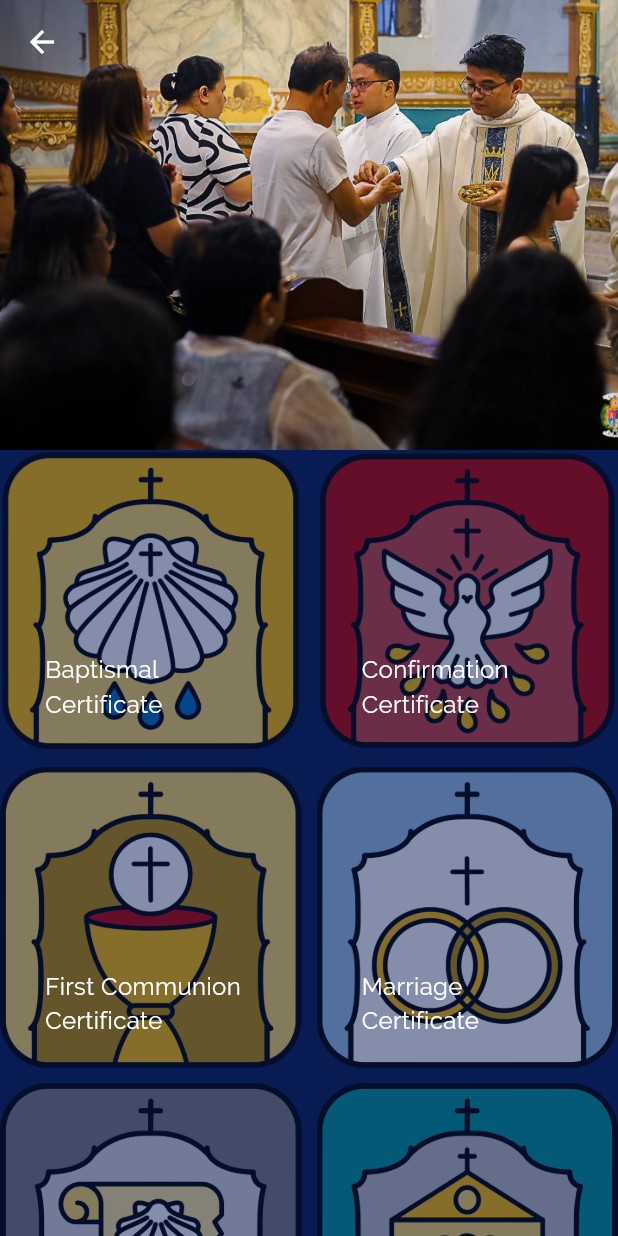
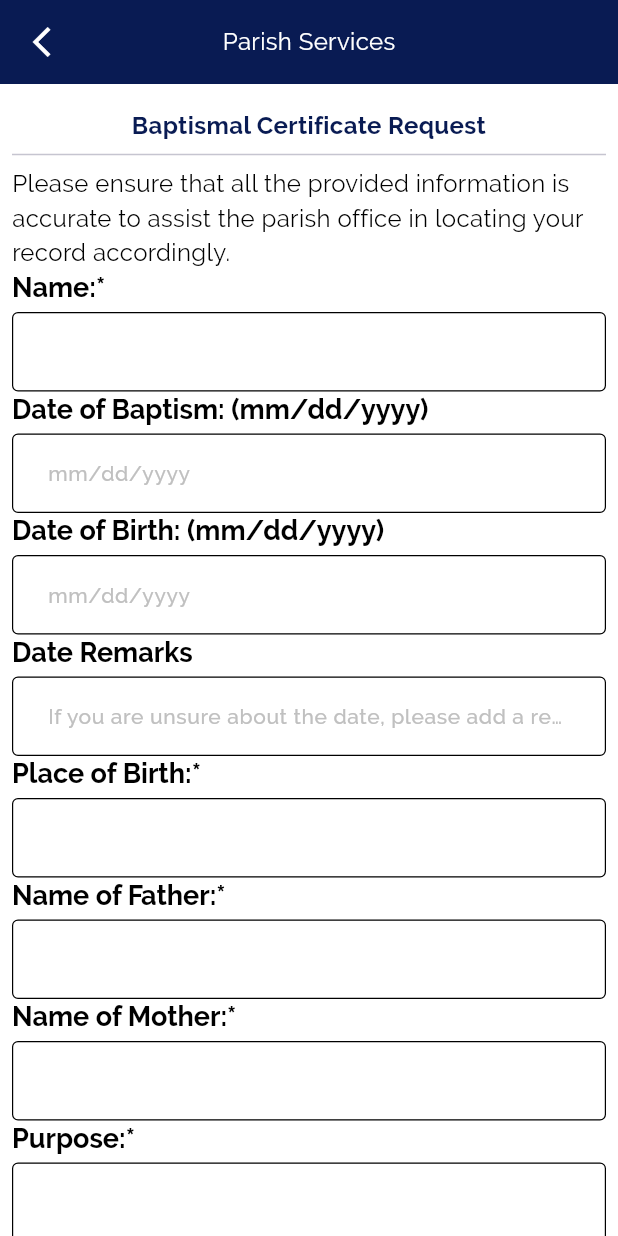
Before and after one commit to mriakshmruy/Sampiro, a Flutter app: the ServicesView screen opened directly, after a tap on "Baptismal Certificate", on a phone screen of 412 x 824 dp. Run offline on Flutter 3.47's test engine with Material 3 defaults, Android fonts, the light colour scheme and no system bars; drawn by our look-alikes of auto_size_text; our stand-ins replace auto_route, bloc, cloud_firestore, flutter_bloc, flutter_multi_formatter, flutter_svg and 5 more; accounts and stored records are empty; generated files the repository leaves out were written again.

```diff
--- a/lib/core/routes/app_router.dart
+++ b/lib/core/routes/app_router.dart
@@ -9,6 +9,7 @@ import 'package:sampiro/features/more/presentation/pages/more_page.dart';
 import 'package:sampiro/features/prayers/data/models/prayers_model.dart';
 import 'package:sampiro/features/prayers/presentation/pages/prayers_information_page.dart';
 import 'package:sampiro/features/prayers/presentation/pages/prayers_page.dart';
+import 'package:sampiro/features/services/presentation/pages/baptismal_certificate_page.dart';
 import 'package:sampiro/features/services/presentation/pages/services_page.dart';
 import 'package:sampiro/features/updates/presentation/pages/updates_page.dart';
 
@@ -57,5 +58,10 @@ class AppRouter extends RootStackRouter {
       path: '/prayers-info',
       page: PrayersInformationRoute.page,
     ),
+
+    AutoRoute(
+      path: '/baptismal-cert',
+      page: BaptismalCertificateRoute.page,
+    ),
   ];
 }
--- /dev/null
+++ b/lib/core/utils/input_formatter.dart
@@ -0,0 +1,6 @@
+import 'package:flutter_multi_formatter/flutter_multi_formatter.dart';
+
+final monthDateYearFormatter = MaskedInputFormatter(
+  '##/##/####',
+  allowedCharMatcher: RegExp('[0-9]'),
+);
--- a/lib/features/prayers/presentation/widgets/prayers_view.dart
+++ b/lib/features/prayers/presentation/widgets/prayers_view.dart
@@ -64,6 +64,7 @@ class _PrayersViewState extends State<PrayersView> {
                     ),
             ),
           ),
+
           SliverGrid.builder(
             gridDelegate: const SliverGridDelegateWithFixedCrossAxisCount(
               crossAxisCount: 2,
--- a/lib/features/services/presentation/bloc/services_event.dart
+++ b/lib/features/services/presentation/bloc/services_event.dart
@@ -3,4 +3,15 @@ part of 'services_bloc.dart';
 @freezed
 abstract class ServicesEvent with _$ServicesEvent {
   const factory ServicesEvent.started({required ServicesStatus status}) = ServicesStarted;
+  const factory ServicesEvent.fieldNameChanged(String fieldName) = ServicesFieldNameChanged;
+  const factory ServicesEvent.fieldDateChanged(String fieldDate) = ServicesFieldDateChanged;
+  const factory ServicesEvent.fieldDateOfBirthChanged(String fieldDateOfBirth) = ServicesFieldDateOfBirthChanged;
+  const factory ServicesEvent.remarks(String remarks) = ServicesRemarksChanged;
+  const factory ServicesEvent.placeOfBirthChanged(String placeOfBirth) = ServicesPlaceOfBirthChanged;
+  const factory ServicesEvent.nameOfFatherChanged(String nameOfFather) = ServicesNameOfFatherChanged;
+  const factory ServicesEvent.nameOfMotherChanged(String nameOfMother) = ServicesNameOfMotherChanged;
+  const factory ServicesEvent.purposeChanged(String purpose) = ServicesPurposeChanged;
+  const factory ServicesEvent.dateOfBaptismChanged(String dateOfBaptism) = ServicesDateOfBaptismChanged;
+  const factory ServicesEvent.mobileNoChanged(String mobileNo) = ServicesMobileNoChanged;
+  const factory ServicesEvent.emailAddressChanged(String emailAddress) = ServicesEmailAddressChanged;
 }
--- a/lib/features/services/presentation/bloc/services_state.dart
+++ b/lib/features/services/presentation/bloc/services_state.dart
@@ -6,6 +6,29 @@ enum ServicesStatus { none, loading, successful, failed }
 abstract class ServicesState with _$ServicesState {
   const factory ServicesState({
     @Default(ServicesStatus.none) ServicesStatus status,
+    @Default('') String fieldName,
+    @Default('') String fieldDate,
+    @Default('') String fieldDateOfBirth,
+    @Default('') String placeOfBirth,
+    @Default('') String nameOfFather,
+    @Default('') String nameOfMother,
+    @Default('') String remarks,
+    @Default('') String purpose,
+    @Default('') String dateOfBaptism,
+    @Default('') String mobileNo,
+    @Default('') String emailAddress,
   }) = _ServicesState;
   const ServicesState._();
+
+  bool get isNameValid {
+    return fieldName.length > 3;
+  }
+
+  bool get isFieldDateValid {
+    return fieldDate.length == 10;
+  }
+
+  bool get isFieldDateOfBirthValid {
+    return fieldDateOfBirth.length == 10;
+  }
 }
--- /dev/null
+++ b/lib/features/services/presentation/pages/baptismal_certificate_page.dart
@@ -0,0 +1,18 @@
+import 'package:auto_route/auto_route.dart';
+import 'package:flutter/material.dart';
+import 'package:sampiro/features/dashboard/presentation/bloc/bloc.dart';
+import 'package:sampiro/features/services/presentation/bloc/services_bloc.dart';
+import 'package:sampiro/features/services/presentation/widgets/baptismal_certificate_view.dart';
+
+@RoutePage()
+class BaptismalCertificatePage extends StatelessWidget {
+  const BaptismalCertificatePage({super.key});
+
+  @override
+  Widget build(BuildContext context) {
+    return BlocProvider(
+      create: (_) => ServicesBloc(),
+      child: const BaptismalCertificateView(),
+    );
+  }
+}
--- /dev/null
+++ b/lib/features/services/presentation/widgets/baptismal_certificate_view.dart
@@ -0,0 +1,140 @@
+import 'package:auto_route/auto_route.dart';
+import 'package:flutter/material.dart';
+import 'package:flutter/services.dart';
+import 'package:sampiro/core/routes/app_router.dart';
+import 'package:sampiro/core/utils/input_formatter.dart';
+import 'package:sampiro/core/widgets/sampiro_text_field.dart';
+import 'package:sampiro/features/dashboard/presentation/bloc/bloc.dart';
+import 'package:sampiro/features/services/presentation/bloc/services_bloc.dart';
+import 'package:sampiro/l10n/l10n.dart';
+
+class BaptismalCertificateView extends StatelessWidget {
+  const BaptismalCertificateView({super.key});
+
+  @override
+  Widget build(BuildContext context) {
+    final bloc = context.read<ServicesBloc>();
+    final l10n = context.l10n;
+    final theme = Theme.of(context);
+    return Scaffold(
+      appBar: AppBar(
+        title: Text(
+          l10n.parishServices,
+          style: theme.textTheme.bodyMedium?.copyWith(color: theme.colorScheme.surface),
+        ),
+        centerTitle: true,
+        leading: AppBar(
+          leading: IconButton(
+            icon: const Icon(Icons.arrow_back_ios_outlined),
+            onPressed: () {
+              context.router.push(const ServicesRoute());
+            },
+          ),
+        ),
+      ),
+      body: ListView(
+        padding: const EdgeInsets.symmetric(vertical: 16, horizontal: 8),
+        children: [
+          Text(
+            textAlign: TextAlign.center,
+            l10n.baptismalCertificateRequest,
+            style: theme.textTheme.bodyMedium?.copyWith(
+              color: theme.colorScheme.primary,
+              fontWeight: FontWeight.bold,
+            ),
+          ),
+          const Divider(),
+          Text(l10n.top),
+
+          BlocBuilder<ServicesBloc, ServicesState>(
+            buildWhen: (previous, current) => previous.fieldName != current.fieldName,
+            builder: (context, state) {
+              return SampiroTextField(
+                isValid: state.isNameValid,
+                label: l10n.name1,
+                textCapitalization: TextCapitalization.words,
+                onChanged: (fieldName) {
+                  bloc.add(ServicesFieldNameChanged(fieldName));
+                },
+              );
+            },
+          ),
+          BlocBuilder<ServicesBloc, ServicesState>(
+            buildWhen: (previous, current) => previous.fieldDate != current.fieldDate,
+            builder: (context, state) {
+              return SampiroTextField(
+                isValid: state.isFieldDateValid,
+                label: l10n.dateOfBaptism,
+                keyboardType: TextInputType.number,
+                hintText: l10n.mmddyyyy,
+                onChanged: (fieldDate) {
+                  bloc.add(ServicesEvent.fieldDateChanged(fieldDate));
+                },
+                inputFormatters: [
+                  monthDateYearFormatter,
+                ],
+              );
+            },
+          ),
+          BlocBuilder<ServicesBloc, ServicesState>(
+            buildWhen: (previous, current) => previous.fieldDateOfBirth != current.fieldDateOfBirth,
+            builder: (context, state) {
+              return SampiroTextField(
+                isValid: state.isFieldDateOfBirthValid,
+                label: l10n.dateOfBirth,
+                keyboardType: TextInputType.number,
+                hintText: l10n.mmddyyyy,
+                onChanged: (fieldDateOfBirth) {
+                  bloc.add(ServicesEvent.fieldDateOfBirthChanged(fieldDateOfBirth));
+                },
+                inputFormatters: [
+                  monthDateYearFormatter,
+                ],
+              );
+            },
+          ),
+          SampiroTextField(
+            label: l10n.dateRemarks,
+            hintText: l10n.remarks,
+          ),
+          BlocBuilder<ServicesBloc, ServicesState>(
+            buildWhen: (previous, current) => previous.placeOfBirth != current.placeOfBirth,
+            builder: (context, state) {
+              return SampiroTextField(
+                label: l10n.placeOfBirth,
+              );
+            },
+          ),
+          SampiroTextField(
+            label: l10n.nameOfFather,
+          ),
+          SampiroTextField(
+            label: l10n.nameOfMother,
+          ),
+          SampiroTextField(
+            label: l10n.purpose,
+          ),
+          SampiroTextField(
+            label: l10n.dateOfBaptism,
+          ),
+          SampiroTextField(
+            label: l10n.mobileNo,
+            keyboardType: TextInputType.number,
+            inputFormatters: [
+              FilteringTextInputFormatter.digitsOnly,
+              LengthLimitingTextInputFormatter(11),
+            ],
+          ),
+          SampiroTextField(
+            label: l10n.emailAddress,
+          ),
+          const Padding(padding: EdgeInsetsGeometry.symmetric(vertical: 16)),
+          ElevatedButton(
+            onPressed: () {},
+            child: Text(l10n.submit),
+          ),
+        ],
+      ),
+    );
+  }
+}
--- a/lib/features/services/presentation/widgets/services_view.dart
+++ b/lib/features/services/presentation/widgets/services_view.dart
@@ -1,5 +1,7 @@
+import 'package:auto_route/auto_route.dart';
 import 'package:flutter/material.dart';
 import 'package:sampiro/core/resources/assets.gen.dart';
+import 'package:sampiro/core/routes/app_router.dart';
 import 'package:sampiro/core/widgets/sampiro_list_tile.dart';
 import 'package:sampiro/features/services/data/models/services_model.dart';
 import 'package:sampiro/l10n/l10n.dart';
@@ -66,7 +68,11 @@ class _ServicesViewState extends State<ServicesView> {
               return SampiroListTile(
                 image: Image.asset(ServicesTileModel.serviceList[index].imagePath),
                 title: ServicesTileModel.serviceList[index].title,
-                onTap: () {},
+                onTap: () {
+                  if (ServicesTileModel.serviceList[index].title == l10n.baptismalCertificate) {
+                    context.router.push(const BaptismalCertificateRoute());
+                  }
+                },
               );
             },
             itemCount: ServicesTileModel.serviceList.length,
--- a/lib/l10n/arb/app_en.arb
+++ b/lib/l10n/arb/app_en.arb
@@ -7,7 +7,7 @@
   "goToPrayers": "Go to prayers",
   "prayers": "Prayers",
   "name": "Name",
-  "name2Tw": "Name2",
+  "name1": "Name:*",
   "cairo": "Cairo",
   "stsPeterAndPaulParish": "Sts. Peter and Paul Parish",
   "dashboard": "Dashboard",
@@ -16,10 +16,24 @@
   "dailyReflection": "Daily Reflection",
   "videos": "Videos",
   "baptismalCertificate": "Baptismal Certificate",
+  "baptismalCertificateRequest": "Baptismal Certificate Request",
   "parishSchedule": "Parish Schedule",
   "sampiro": "Sampiro",
   "parishOffice": "Parish Office",
   "parishServices": "Parish Services",
+  "dateOfBirth": "Date of Birth: (mm/dd/yyyy)",
+  "dateRemarks": "Date Remarks",
+  "placeOfBirth": "Place of Birth:*",
+  "nameOfFather": "Name of Father:*",
+  "nameOfMother": "Name of Mother:*",
+  "purpose": "Purpose:*",
+  "mobileNo": "Mobile No.:*",
+  "emailAddress": "Email Address: (Optional)",
+  "dateOfBaptism": "Date of Baptism: (mm/dd/yyyy)",
+  "top": "Please ensure that all the provided information is accurate to assist the parish office in locating your record accordingly.",
+  "remarks": "If you are unsure about the date, please add a remark here.",
+  "mmddyyyy": "mm/dd/yyyy",
+  "submit": "Submit",
   "menu": "Menu"
 
 }
--- a/lib/l10n/gen/app_localizations.dart
+++ b/lib/l10n/gen/app_localizations.dart
@@ -137,11 +137,11 @@ abstract class AppLocalizations {
   /// **'Name'**
   String get name;
 
-  /// No description provided for @name2Tw.
+  /// No description provided for @name1.
   ///
   /// In en, this message translates to:
-  /// **'Name2'**
-  String get name2Tw;
+  /// **'Name:*'**
+  String get name1;
 
   /// No description provided for @cairo.
   ///
@@ -191,6 +191,12 @@ abstract class AppLocalizations {
   /// **'Baptismal Certificate'**
   String get baptismalCertificate;
 
+  /// No description provided for @baptismalCertificateRequest.
+  ///
+  /// In en, this message translates to:
+  /// **'Baptismal Certificate Request'**
+  String get baptismalCertificateRequest;
+
   /// No description provided for @parishSchedule.
   ///
   /// In en, this message translates to:
@@ -214,6 +220,84 @@ abstract class AppLocalizations {
   /// In en, this message translates to:
   /// **'Parish Services'**
   String get parishServices;
+
+  /// No description provided for @dateOfBirth.
+  ///
+  /// In en, this message translates to:
+  /// **'Date of Birth: (mm/dd/yyyy)'**
+  String get dateOfBirth;
+
+  /// No description provided for @dateRemarks.
+  ///
+  /// In en, this message translates to:
+  /// **'Date Remarks'**
+  String get dateRemarks;
+
+  /// No description provided for @placeOfBirth.
+  ///
+  /// In en, this message translates to:
+  /// **'Place of Birth:*'**
+  String get placeOfBirth;
+
+  /// No description provided for @nameOfFather.
+  ///
+  /// In en, this message translates to:
+  /// **'Name of Father:*'**
+  String get nameOfFather;
+
+  /// No description provided for @nameOfMother.
+  ///
+  /// In en, this message translates to:
+  /// **'Name of Mother:*'**
+  String get nameOfMother;
+
+  /// No description provided for @purpose.
+  ///
+  /// In en, this message translates to:
+  /// **'Purpose:*'**
+  String get purpose;
+
+  /// No description provided for @mobileNo.
+  ///
+  /// In en, this message translates to:
+  /// **'Mobile No.:*'**
+  String get mobileNo;
+
+  /// No description provided for @emailAddress.
+  ///
+  /// In en, this message translates to:
+  /// **'Email Address: (Optional)'**
+  String get emailAddress;
+
+  /// No description provided for @dateOfBaptism.
+  ///
+  /// In en, this message translates to:
+  /// **'Date of Baptism: (mm/dd/yyyy)'**
+  String get dateOfBaptism;
+
+  /// No description provided for @top.
+  ///
+  /// In en, this message translates to:
+  /// **'Please ensure that all the provided information is accurate to assist the parish office in locating your record accordingly.'**
+  String get top;
+
+  /// No description provided for @remarks.
+  ///
+  /// In en, this message translates to:
+  /// **'If you are unsure about the date, please add a remark here.'**
+  String get remarks;
+
+  /// No description provided for @mmddyyyy.
+  ///
+  /// In en, this message translates to:
+  /// **'mm/dd/yyyy'**
+  String get mmddyyyy;
+
+  /// No description provided for @submit.
+  ///
+  /// In en, this message translates to:
+  /// **'Submit'**
+  String get submit;
 
   /// No description provided for @menu.
   ///
--- a/lib/l10n/gen/app_localizations_en.dart
+++ b/lib/l10n/gen/app_localizations_en.dart
@@ -33,7 +33,7 @@ class AppLocalizationsEn extends AppLocalizations {
   String get name => 'Name';
 
   @override
-  String get name2Tw => 'Name2';
+  String get name1 => 'Name:*';
 
   @override
   String get cairo => 'Cairo';
@@ -60,6 +60,9 @@ class AppLocalizationsEn extends AppLocalizations {
   String get baptismalCertificate => 'Baptismal Certificate';
 
   @override
+  String get baptismalCertificateRequest => 'Baptismal Certificate Request';
+
+  @override
   String get parishSchedule => 'Parish Schedule';
 
   @override
@@ -72,5 +75,44 @@ class AppLocalizationsEn extends AppLocalizations {
   String get parishServices => 'Parish Services';
 
   @override
+  String get dateOfBirth => 'Date of Birth: (mm/dd/yyyy)';
+
+  @override
+  String get dateRemarks => 'Date Remarks';
+
+  @override
+  String get placeOfBirth => 'Place of Birth:*';
+
+  @override
+  String get nameOfFather => 'Name of Father:*';
+
+  @override
+  String get nameOfMother => 'Name of Mother:*';
+
+  @override
+  String get purpose => 'Purpose:*';
+
+  @override
+  String get mobileNo => 'Mobile No.:*';
+
+  @override
+  String get emailAddress => 'Email Address: (Optional)';
+
+  @override
+  String get dateOfBaptism => 'Date of Baptism: (mm/dd/yyyy)';
+
+  @override
+  String get top => 'Please ensure that all the provided information is accurate to assist the parish office in locating your record accordingly.';
+
+  @override
+  String get remarks => 'If you are unsure about the date, please add a remark here.';
+
+  @override
+  String get mmddyyyy => 'mm/dd/yyyy';
+
+  @override
+  String get submit => 'Submit';
+
+  @override
   String get menu => 'Menu';
 }
--- a/pubspec.yaml
+++ b/pubspec.yaml
@@ -27,6 +27,7 @@ dependencies:
   flutter_bloc: ^9.1.1
   flutter_localizations:
     sdk: flutter
+  flutter_multi_formatter: ^2.13.10
   flutter_web_plugins:
     sdk: flutter
   fpdart: ^1.1.1
```
Also changed, not shown: lib/features/services/presentation/bloc/services_bloc.dart (+88 -0 lines), pubspec.lock.
